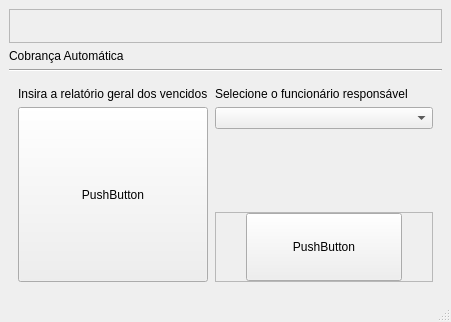
Old version of the form code/src/ui/window_cobranca.ui in the repository Sl3nc/Email_Debt.
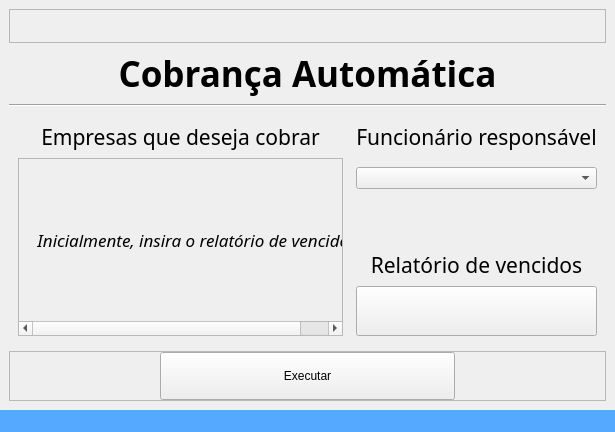
New version of the form. Icons and pictures are not drawn.

```diff
--- a/code/src/ui/window_cobranca.ui
+++ b/code/src/ui/window_cobranca.ui
@@ -6,8 +6,8 @@
    <rect>
     <x>0</x>
     <y>0</y>
-    <width>451</width>
-    <height>322</height>
+    <width>615</width>
+    <height>432</height>
    </rect>
   </property>
   <property name="minimumSize">
@@ -25,101 +25,97 @@
      <widget class="QStackedWidget" name="stackedWidget">
       <widget class="QWidget" name="page">
        <layout class="QGridLayout" name="gridLayout_3">
-        <item row="1" column="0" rowspan="3">
+        <item row="3" column="2">
+         <spacer name="verticalSpacer">
+          <property name="orientation">
+           <enum>Qt::Orientation::Vertical</enum>
+          </property>
+          <property name="sizeType">
+           <enum>QSizePolicy::Policy::Maximum</enum>
+          </property>
+          <property name="sizeHint" stdset="0">
+           <size>
+            <width>20</width>
+            <height>40</height>
+           </size>
+          </property>
+         </spacer>
+        </item>
+        <item row="1" column="0" rowspan="5">
+         <widget class="QScrollArea" name="scrollArea">
+          <property name="widgetResizable">
+           <bool>true</bool>
+          </property>
+          <widget class="QWidget" name="scrollAreaWidgetContents">
+           <property name="geometry">
+            <rect>
+             <x>0</x>
+             <y>0</y>
+             <width>317</width>
+             <height>88</height>
+            </rect>
+           </property>
+           <layout class="QGridLayout" name="gridLayout_6">
+            <item row="0" column="0">
+             <widget class="QStackedWidget" name="stackedWidget_2">
+              <widget class="QWidget" name="page_3">
+               <layout class="QGridLayout" name="gridLayout_7">
+                <item row="0" column="0">
+                 <widget class="QLabel" name="label_6">
+                  <property name="font">
+                   <font>
+                    <family>Tw Cen MT</family>
+                    <pointsize>13</pointsize>
+                    <italic>true</italic>
+                   </font>
+                  </property>
+                  <property name="text">
+                   <string>Inicialmente, insira o relatório de vencidos</string>
+                  </property>
+                  <property name="alignment">
+                   <set>Qt::AlignmentFlag::AlignCenter</set>
+                  </property>
+                 </widget>
+                </item>
+               </layout>
+              </widget>
+              <widget class="QWidget" name="page_4"/>
+             </widget>
+            </item>
+           </layout>
+          </widget>
+         </widget>
+        </item>
+        <item row="5" column="2">
          <widget class="QPushButton" name="pushButton">
-          <property name="sizePolicy">
-           <sizepolicy hsizetype="Minimum" vsizetype="Expanding">
-            <horstretch>0</horstretch>
-            <verstretch>0</verstretch>
-           </sizepolicy>
-          </property>
           <property name="minimumSize">
            <size>
-            <width>185</width>
-            <height>100</height>
+            <width>0</width>
+            <height>50</height>
            </size>
           </property>
           <property name="text">
-           <string>PushButton</string>
+           <string/>
           </property>
-         </widget>
-        </item>
-        <item row="0" column="0">
-         <widget class="QLabel" name="label_3">
-          <property name="sizePolicy">
-           <sizepolicy hsizetype="Preferred" vsizetype="Maximum">
-            <horstretch>0</horstretch>
-            <verstretch>0</verstretch>
-           </sizepolicy>
+          <property name="icon">
+           <iconset>
+            <normaloff>../imgs/upload-icon.png</normaloff>../imgs/upload-icon.png</iconset>
           </property>
-          <property name="text">
-           <string>Insira a relatório geral dos vencidos</string>
+          <property name="iconSize">
+           <size>
+            <width>48</width>
+            <height>48</height>
+           </size>
           </property>
          </widget>
         </item>
-        <item row="3" column="2">
-         <widget class="QFrame" name="frame">
-          <property name="frameShape">
-           <enum>QFrame::Shape::StyledPanel</enum>
-          </property>
-          <property name="frameShadow">
-           <enum>QFrame::Shadow::Raised</enum>
-          </property>
-          <layout class="QGridLayout" name="gridLayout_4">
-           <property name="leftMargin">
-            <number>30</number>
-           </property>
-           <property name="topMargin">
-            <number>0</number>
-           </property>
-           <property name="rightMargin">
-            <number>30</number>
-           </property>
-           <property name="bottomMargin">
-            <number>0</number>
-           </property>
-           <item row="0" column="0">
-            <widget class="QPushButton" name="pushButton_2">
-             <property name="sizePolicy">
-              <sizepolicy hsizetype="Minimum" vsizetype="Minimum">
-               <horstretch>0</horstretch>
-               <verstretch>0</verstretch>
-              </sizepolicy>
-             </property>
-             <property name="minimumSize">
-              <size>
-               <width>156</width>
-               <height>48</height>
-              </size>
-             </property>
-             <property name="text">
-              <string>PushButton</string>
-             </property>
-            </widget>
-           </item>
-          </layout>
-         </widget>
-        </item>
-        <item row="0" column="2">
-         <widget class="QLabel" name="label_4">
-          <property name="sizePolicy">
-           <sizepolicy hsizetype="Preferred" vsizetype="Maximum">
-            <horstretch>0</horstretch>
-            <verstretch>0</verstretch>
-           </sizepolicy>
-          </property>
-          <property name="text">
-           <string>Selecione o funcionário responsável</string>
-          </property>
-         </widget>
-        </item>
-        <item row="3" column="1">
+        <item row="5" column="1">
          <spacer name="horizontalSpacer">
           <property name="orientation">
            <enum>Qt::Orientation::Horizontal</enum>
           </property>
           <property name="sizeType">
-           <enum>QSizePolicy::Policy::Maximum</enum>
+           <enum>QSizePolicy::Policy::Expanding</enum>
           </property>
           <property name="sizeHint" stdset="0">
            <size>
@@ -129,25 +125,69 @@
           </property>
          </spacer>
         </item>
-        <item row="1" column="2">
+        <item row="0" column="0">
+         <widget class="QLabel" name="label_5">
+          <property name="font">
+           <font>
+            <family>Tw Cen MT</family>
+            <pointsize>16</pointsize>
+           </font>
+          </property>
+          <property name="text">
+           <string>Empresas que deseja cobrar</string>
+          </property>
+          <property name="alignment">
+           <set>Qt::AlignmentFlag::AlignCenter</set>
+          </property>
+         </widget>
+        </item>
+        <item row="0" column="2">
+         <widget class="QLabel" name="label_4">
+          <property name="sizePolicy">
+           <sizepolicy hsizetype="Preferred" vsizetype="Maximum">
+            <horstretch>0</horstretch>
+            <verstretch>0</verstretch>
+           </sizepolicy>
+          </property>
+          <property name="font">
+           <font>
+            <family>Tw Cen MT</family>
+            <pointsize>16</pointsize>
+           </font>
+          </property>
+          <property name="text">
+           <string>Funcionário responsável</string>
+          </property>
+          <property name="alignment">
+           <set>Qt::AlignmentFlag::AlignCenter</set>
+          </property>
+         </widget>
+        </item>
+        <item row="4" column="2">
+         <widget class="QLabel" name="label_3">
+          <property name="sizePolicy">
+           <sizepolicy hsizetype="Preferred" vsizetype="Maximum">
+            <horstretch>0</horstretch>
+            <verstretch>0</verstretch>
+           </sizepolicy>
+          </property>
+          <property name="font">
+           <font>
+            <family>Tw Cen MT</family>
+            <pointsize>16</pointsize>
+           </font>
+          </property>
+          <property name="text">
+           <string>Relatório de vencidos</string>
+          </property>
+          <property name="alignment">
+           <set>Qt::AlignmentFlag::AlignCenter</set>
+          </property>
+         </widget>
+        </item>
+        <item row="1" column="2" rowspan="2">
          <widget class="QComboBox" name="comboBox"/>
         </item>
-        <item row="2" column="2">
-         <spacer name="verticalSpacer">
-          <property name="orientation">
-           <enum>Qt::Orientation::Vertical</enum>
-          </property>
-          <property name="sizeType">
-           <enum>QSizePolicy::Policy::Maximum</enum>
-          </property>
-          <property name="sizeHint" stdset="0">
-           <size>
-            <width>20</width>
-            <height>40</height>
-           </size>
-          </property>
-         </spacer>
-        </item>
        </layout>
       </widget>
       <widget class="QWidget" name="page_2"/>
@@ -164,6 +204,12 @@
          <enum>QFrame::Shadow::Raised</enum>
         </property>
         <layout class="QGridLayout" name="gridLayout_5">
+         <property name="leftMargin">
+          <number>30</number>
+         </property>
+         <property name="rightMargin">
+          <number>30</number>
+         </property>
          <item row="0" column="0">
           <widget class="QLabel" name="label_2">
            <property name="text">
@@ -189,13 +235,66 @@
       </item>
       <item row="1" column="0">
        <widget class="QLabel" name="label">
+        <property name="font">
+         <font>
+          <family>Tw Cen MT</family>
+          <pointsize>26</pointsize>
+          <bold>true</bold>
+         </font>
+        </property>
         <property name="text">
          <string>Cobrança Automática</string>
         </property>
+        <property name="alignment">
+         <set>Qt::AlignmentFlag::AlignCenter</set>
+        </property>
        </widget>
       </item>
      </layout>
     </item>
+    <item row="2" column="0">
+     <widget class="QFrame" name="frame">
+      <property name="frameShape">
+       <enum>QFrame::Shape::StyledPanel</enum>
+      </property>
+      <property name="frameShadow">
+       <enum>QFrame::Shadow::Raised</enum>
+      </property>
+      <layout class="QGridLayout" name="gridLayout_4">
+       <property name="leftMargin">
+        <number>150</number>
+       </property>
+       <property name="topMargin">
+        <number>0</number>
+       </property>
+       <property name="rightMargin">
+        <number>150</number>
+       </property>
+       <property name="bottomMargin">
+        <number>0</number>
+       </property>
+       <item row="0" column="0">
+        <widget class="QPushButton" name="pushButton_2">
+         <property name="sizePolicy">
+          <sizepolicy hsizetype="Minimum" vsizetype="Minimum">
+           <horstretch>0</horstretch>
+           <verstretch>0</verstretch>
+          </sizepolicy>
+         </property>
+         <property name="minimumSize">
+          <size>
+           <width>156</width>
+           <height>48</height>
+          </size>
+         </property>
+         <property name="text">
+          <string>Executar</string>
+         </property>
+        </widget>
+       </item>
+      </layout>
+     </widget>
+    </item>
    </layout>
   </widget>
   <widget class="QMenuBar" name="menubar">
@@ -208,7 +307,11 @@
     </rect>
    </property>
   </widget>
-  <widget class="QStatusBar" name="statusbar"/>
+  <widget class="QStatusBar" name="statusbar">
+   <property name="styleSheet">
+    <string notr="true">background-color: rgb(85, 170, 255);</string>
+   </property>
+  </widget>
  </widget>
  <resources/>
  <connections/>
```
Left out of the diff: 2 changed lines with no effect on the pictures.
